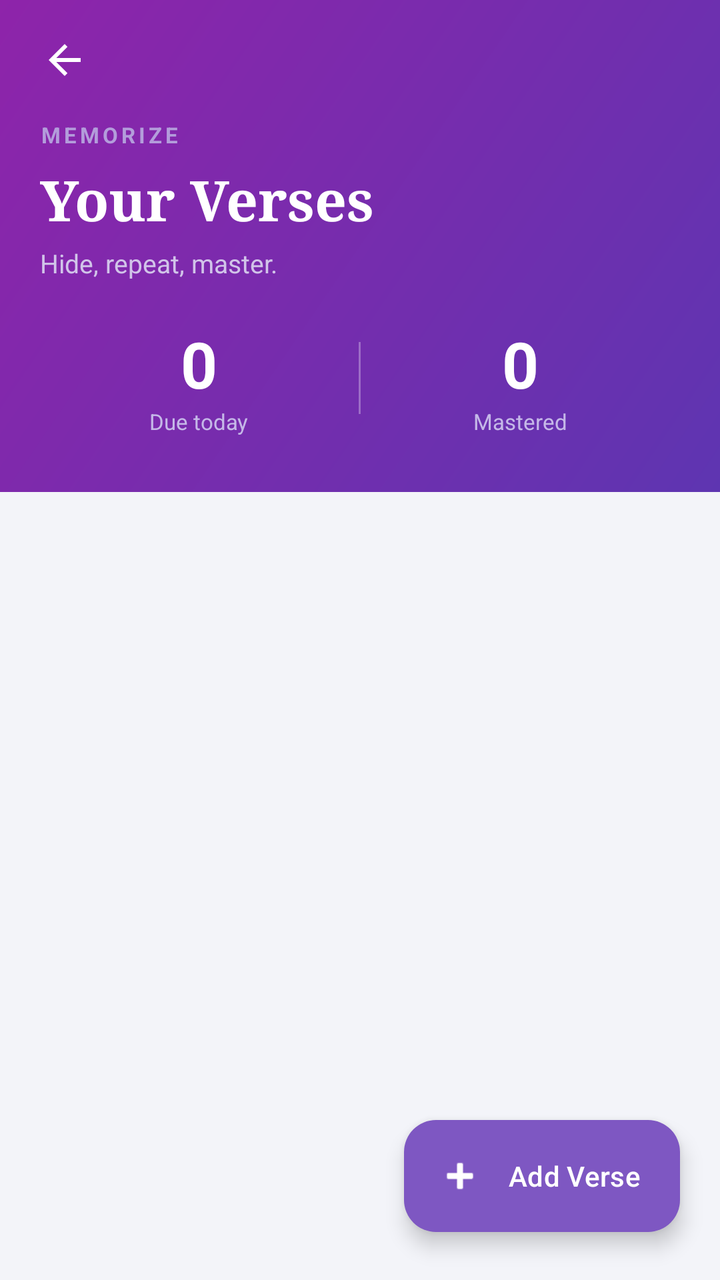
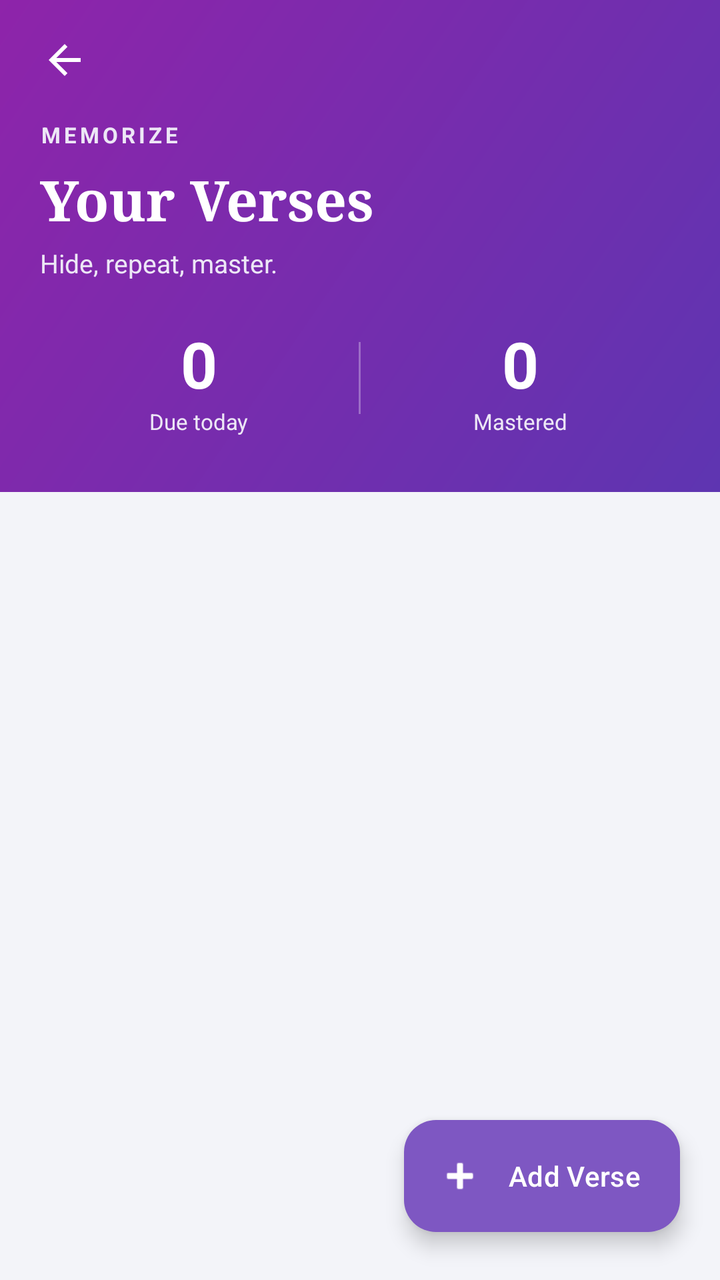

The first picture is an Android layout as it rendered before a commit; the second is the same layout after the commit. The layout source and the unified diff follow.
<!-- AndroidManifest.xml: application theme Theme.SpiritualTracker -->
<!-- res/layout/activity_memorize.xml -->
<?xml version="1.0" encoding="utf-8"?>
<androidx.coordinatorlayout.widget.CoordinatorLayout
    xmlns:android="http://schemas.android.com/apk/res/android"
    xmlns:app="http://schemas.android.com/apk/res-auto"
    android:layout_width="match_parent"
    android:layout_height="match_parent"
    android:background="#F3F4F9">

    <com.google.android.material.appbar.AppBarLayout
        android:layout_width="match_parent"
        android:layout_height="wrap_content"
        android:background="#F3F4F9"
        app:elevation="0dp">

    <LinearLayout
        android:layout_width="match_parent"
        android:layout_height="wrap_content"
        android:orientation="vertical"
        app:layout_scrollFlags="scroll">

        
        <LinearLayout
            android:id="@+id/headerLayout"
            android:layout_width="match_parent"
            android:layout_height="wrap_content"
            android:background="@drawable/bg_header_gradient"
            android:orientation="vertical"
            android:paddingTop="8dp"
            android:paddingBottom="28dp"
            android:paddingStart="20dp"
            android:paddingEnd="20dp">

            
            <LinearLayout
                android:layout_width="match_parent"
                android:layout_height="wrap_content"
                android:orientation="horizontal"
                android:gravity="center_vertical"
                android:layout_marginBottom="8dp">

                <ImageView
                    android:id="@+id/btnMemorizeBack"
                    android:layout_width="44dp"
                    android:layout_height="44dp"
                    android:layout_marginStart="-10dp"
                    android:background="?attr/selectableItemBackgroundBorderless"
                    android:contentDescription="Back"
                    android:padding="10dp"
                    android:src="@drawable/ic_back" />

                <View
                    android:layout_width="0dp"
                    android:layout_height="1dp"
                    android:layout_weight="1" />

                <FrameLayout
                    android:id="@+id/btnTogglePartner"
                    android:layout_width="wrap_content"
                    android:layout_height="36dp"
                    android:background="@drawable/bg_partner_toggle"
                    android:foreground="?attr/selectableItemBackground"
                    android:paddingHorizontal="16dp"
                    android:visibility="gone">

                    <TextView
                        android:id="@+id/tvTogglePartnerLabel"
                        android:layout_width="wrap_content"
                        android:layout_height="wrap_content"
                        android:layout_gravity="center"
                        android:text="Partner's verses"
                        android:textColor="#7E57C2"
                        android:textSize="13sp"
                        android:textStyle="bold"/>
                </FrameLayout>
            </LinearLayout>

            <TextView
                android:layout_width="wrap_content"
                android:layout_height="wrap_content"
                android:text="@string/title_memorize"
                android:textSize="11sp"
                android:textStyle="bold"
                android:textColor="#B39DDB"
                android:letterSpacing="0.15"
                android:layout_marginBottom="6dp"/>

            <TextView
                android:id="@+id/tvHeaderTitle"
                android:layout_width="wrap_content"
                android:layout_height="wrap_content"
                android:text="@string/your_verses"
                android:textColor="#FFFFFF"
                android:textSize="28sp"
                android:fontFamily="serif"
                android:textStyle="bold"
                android:layout_marginBottom="4dp"/>

            <TextView
                android:layout_width="wrap_content"
                android:layout_height="wrap_content"
                android:text="@string/memorize_subtitle"
                android:textColor="#D1C4E9"
                android:textSize="13sp"
                android:layout_marginBottom="20dp"/>

            
            <LinearLayout
                android:layout_width="match_parent"
                android:layout_height="wrap_content"
                android:orientation="horizontal"
                android:gravity="center">

                <LinearLayout
                    android:layout_width="0dp"
                    android:layout_height="wrap_content"
                    android:layout_weight="1"
                    android:gravity="center"
                    android:orientation="vertical">
                    <TextView
                        android:id="@+id/tvDueCount"
                        android:layout_width="wrap_content"
                        android:layout_height="wrap_content"
                        android:text="0"
                        android:textColor="#FFFFFF"
                        android:textSize="32sp"
                        android:textStyle="bold"/>
                    <TextView
                        android:layout_width="wrap_content"
                        android:layout_height="wrap_content"
                        android:text="@string/due_today"
                        android:textColor="#C5B8E8"
                        android:textSize="11sp"/>
                </LinearLayout>

                <View
                    android:layout_width="1dp"
                    android:layout_height="36dp"
                    android:background="#4DFFFFFF"/>

                <LinearLayout
                    android:layout_width="0dp"
                    android:layout_height="wrap_content"
                    android:layout_weight="1"
                    android:gravity="center"
                    android:orientation="vertical">
                    <TextView
                        android:id="@+id/tvMasteredCount"
                        android:layout_width="wrap_content"
                        android:layout_height="wrap_content"
                        android:text="0"
                        android:textColor="#FFFFFF"
                        android:textSize="32sp"
                        android:textStyle="bold"/>
                    <TextView
                        android:layout_width="wrap_content"
                        android:layout_height="wrap_content"
                        android:text="@string/mastered"
                        android:textColor="#C5B8E8"
                        android:textSize="11sp"/>
                </LinearLayout>
            </LinearLayout>
        </LinearLayout>

        
        <com.google.android.material.card.MaterialCardView
            android:id="@+id/layoutPartnerPanel"
            android:layout_width="match_parent"
            android:layout_height="wrap_content"
            android:layout_marginStart="16dp"
            android:layout_marginEnd="16dp"
            android:layout_marginTop="16dp"
            android:visibility="gone"
            app:cardCornerRadius="16dp"
            app:cardElevation="2dp"
            app:cardBackgroundColor="#FFFFFF"
            app:strokeColor="#EDE7F6"
            app:strokeWidth="1dp">

            <LinearLayout
                android:layout_width="match_parent"
                android:layout_height="wrap_content"
                android:orientation="horizontal"
                android:gravity="center_vertical"
                android:padding="14dp">

                <TextView
                    android:layout_width="0dp"
                    android:layout_height="wrap_content"
                    android:layout_weight="1"
                    android:text="@string/partner_progress"
                    android:textColor="#5E35B1"
                    android:textSize="13sp"
                    android:textStyle="bold"/>

                <TextView
                    android:id="@+id/tvPartnerMastered"
                    android:layout_width="wrap_content"
                    android:layout_height="wrap_content"
                    android:text="@string/partner_mastered_suffix"
                    android:textColor="#9575CD"
                    android:textSize="13sp"/>
            </LinearLayout>
        </com.google.android.material.card.MaterialCardView>
    </LinearLayout>
    </com.google.android.material.appbar.AppBarLayout>

    <FrameLayout
        android:layout_width="match_parent"
        android:layout_height="match_parent"
        app:layout_behavior="@string/appbar_scrolling_view_behavior">

        
        <LinearLayout
            android:id="@+id/layoutMemorizeEmpty"
            android:layout_width="match_parent"
            android:layout_height="match_parent"
            android:gravity="center"
            android:orientation="vertical"
            android:padding="32dp"
            android:visibility="gone">

            <ImageView
                android:layout_width="56dp"
                android:layout_height="56dp"
                android:src="@drawable/memorize"
                android:alpha="0.25"
                android:layout_marginBottom="16dp"/>

            <TextView
                android:layout_width="wrap_content"
                android:layout_height="wrap_content"
                android:text="@string/no_verses_yet"
                android:textColor="#1A1A2E"
                android:textSize="18sp"
                android:textStyle="bold"
                android:layout_marginBottom="8dp"/>

            <TextView
                android:layout_width="wrap_content"
                android:layout_height="wrap_content"
                android:text="@string/add_first_verse_hint"
                android:textColor="#9E9E9E"
                android:textSize="14sp"
                android:gravity="center"
                android:lineSpacingMultiplier="1.4"/>
        </LinearLayout>

        
        <androidx.recyclerview.widget.RecyclerView
            android:id="@+id/rvVerses"
            android:layout_width="match_parent"
            android:layout_height="match_parent"
            android:clipToPadding="false"
            android:paddingTop="12dp"
            android:paddingStart="12dp"
            android:paddingEnd="12dp"
            android:paddingBottom="100dp"
            android:visibility="gone"/>

    </FrameLayout>

    
    <View
        android:id="@+id/memorizeStatusScrim"
        android:layout_width="match_parent"
        android:layout_height="0dp"
        android:layout_gravity="top"
        android:background="@drawable/bg_header_gradient" />

    
    <com.google.android.material.floatingactionbutton.ExtendedFloatingActionButton
        android:id="@+id/fabAddVerse"
        android:layout_width="wrap_content"
        android:layout_height="wrap_content"
        android:layout_gravity="bottom|end"
        android:layout_marginEnd="20dp"
        android:layout_marginBottom="24dp"
        android:text="@string/btn_add_verse"
        android:textColor="#FFFFFF"
        app:icon="@android:drawable/ic_input_add"
        app:iconTint="#FFFFFF"
        app:backgroundTint="#7E57C2"
        app:cornerRadius="28dp"
        app:elevation="6dp"/>

</androidx.coordinatorlayout.widget.CoordinatorLayout>
<!-- resources referenced by this layout -->
<resources>
  <!-- drawable bg_header_gradient (drawable) -->
  <?xml version="1.0" encoding="utf-8"?>
  <shape xmlns:android="http://schemas.android.com/apk/res/android" android:shape="rectangle">
      <gradient
          android:startColor="#5E35B1"
          android:endColor="#8E24AA"
          android:angle="135"/>
  
  
  </shape>
  <!-- drawable bg_partner_toggle (drawable) -->
  <?xml version="1.0" encoding="utf-8"?>
  <shape xmlns:android="http://schemas.android.com/apk/res/android"
      android:shape="rectangle">
      <solid android:color="#FFFFFF" />
      <corners android:radius="18dp" />
  </shape>
  <!-- drawable ic_back (drawable) -->
  <vector xmlns:android="http://schemas.android.com/apk/res/android"
      android:width="24dp"
      android:height="24dp"
      android:viewportWidth="24"
      android:viewportHeight="24">
      <path
          android:fillColor="#FFFFFFFF"
          android:pathData="M20,11H7.83l5.59,-5.59L12,4l-8,8 8,8 1.41,-1.41L7.83,13H20v-2z" />
  </vector>
  <!-- drawable memorize: png bitmap (drawable, 17617 bytes) -->
  <string name="add_first_verse_hint">Tap + to add the first verse you want to memorize.</string>
  <string name="btn_add_verse">Add Verse</string>
  <string name="due_today">Due today</string>
  <string name="mastered">Mastered</string>
  <string name="memorize_subtitle">Hide, repeat, master.</string>
  <string name="no_verses_yet">No verses yet</string>
  <string name="partner_mastered_suffix">— mastered</string>
  <string name="partner_progress">Partner\'s progress</string>
  <string name="title_memorize">MEMORIZE</string>
  <string name="your_verses">Your Verses</string>
  <style name="Theme.SpiritualTracker" parent="Base.Theme.SpiritualTracker" />
  <style name="Base.Theme.SpiritualTracker" parent="Theme.Material3.DayNight.NoActionBar">
          <item name="colorPrimary">#7E57C2</item>
          <item name="colorOnPrimary">#FFFFFF</item>
          <item name="colorSecondaryContainer">#D1C4E9</item>
          <item name="colorOnSecondaryContainer">#7E57C2</item>
          <item name="android:windowBackground">#F3F4F9</item>
          
          <item name="android:navigationBarColor">#F5F5F5</item>
          <item name="android:windowLightNavigationBar" tools:targetApi="27">true</item>
      </style>
</resources>

<!-- the commit's change to res/layout/activity_memorize.xml (unified diff, before → after) -->
@@ -80,7 +80,7 @@
                 android:text="@string/title_memorize"
                 android:textSize="11sp"
                 android:textStyle="bold"
-                android:textColor="#B39DDB"
+                android:textColor="#EDE7F6"
                 android:letterSpacing="0.15"
                 android:layout_marginBottom="6dp"/>
 
@@ -99,7 +99,7 @@
                 android:layout_width="wrap_content"
                 android:layout_height="wrap_content"
                 android:text="@string/memorize_subtitle"
-                android:textColor="#D1C4E9"
+                android:textColor="#EDE7F6"
                 android:textSize="13sp"
                 android:layout_marginBottom="20dp"/>
 
@@ -128,7 +128,7 @@
                         android:layout_width="wrap_content"
                         android:layout_height="wrap_content"
                         android:text="@string/due_today"
-                        android:textColor="#C5B8E8"
+                        android:textColor="#EDE7F6"
                         android:textSize="11sp"/>
                 </LinearLayout>
 
@@ -155,7 +155,7 @@
                         android:layout_width="wrap_content"
                         android:layout_height="wrap_content"
                         android:text="@string/mastered"
-                        android:textColor="#C5B8E8"
+                        android:textColor="#EDE7F6"
                         android:textSize="11sp"/>
                 </LinearLayout>
             </LinearLayout>
@@ -197,7 +197,7 @@
                     android:layout_width="wrap_content"
                     android:layout_height="wrap_content"
                     android:text="@string/partner_mastered_suffix"
-                    android:textColor="#9575CD"
+                    android:textColor="#6A4FB0"
                     android:textSize="13sp"/>
             </LinearLayout>
         </com.google.android.material.card.MaterialCardView>
@@ -239,7 +239,7 @@
                 android:layout_width="wrap_content"
                 android:layout_height="wrap_content"
                 android:text="@string/add_first_verse_hint"
-                android:textColor="#9E9E9E"
+                android:textColor="#5F5F64"
                 android:textSize="14sp"
                 android:gravity="center"
                 android:lineSpacingMultiplier="1.4"/>
